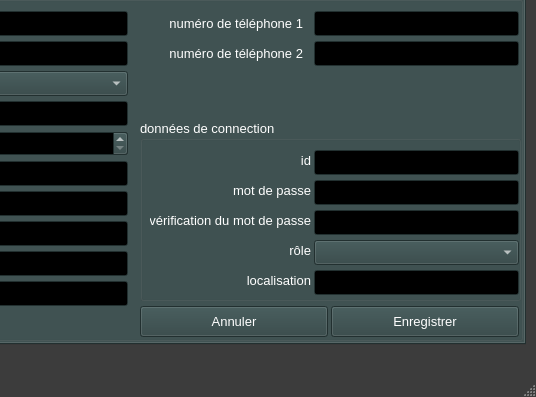
xnoumbissinoundou/yeroth-erp-3.0, file ui/yeroth-erp-admin-create-window.ui: the form before one commit; both pictures show x 263 to 799 and y 204 to 601 of the 799 by 601 pixel window.
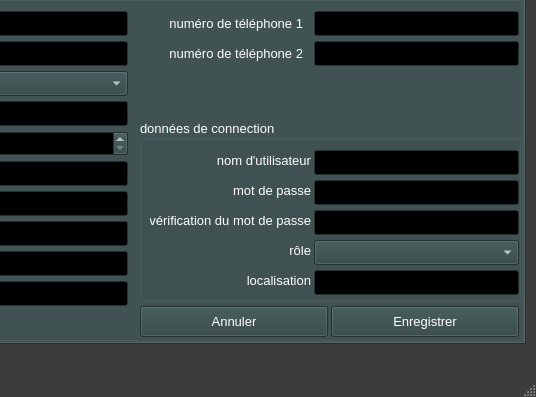
The form after the commit. The open tabs and pages were chosen to show the change. Icons and pictures are not drawn. Custom widgets are drawn as their Qt base class.

Commit message: On branch master 	modified:   ui/yeroth-erp-admin-create-window.ui

The edit to the form file:
```diff
--- a/ui/yeroth-erp-admin-create-window.ui
+++ b/ui/yeroth-erp-admin-create-window.ui
@@ -5944,7 +5944,7 @@
          </rect>
         </property>
         <property name="text">
-         <string>id</string>
+         <string>nom d'utilisateur</string>
         </property>
         <property name="alignment">
          <set>Qt::AlignRight|Qt::AlignTrailing|Qt::AlignVCenter</set>
```
Left out of the diff: 2 changed lines with no effect on the pictures.
